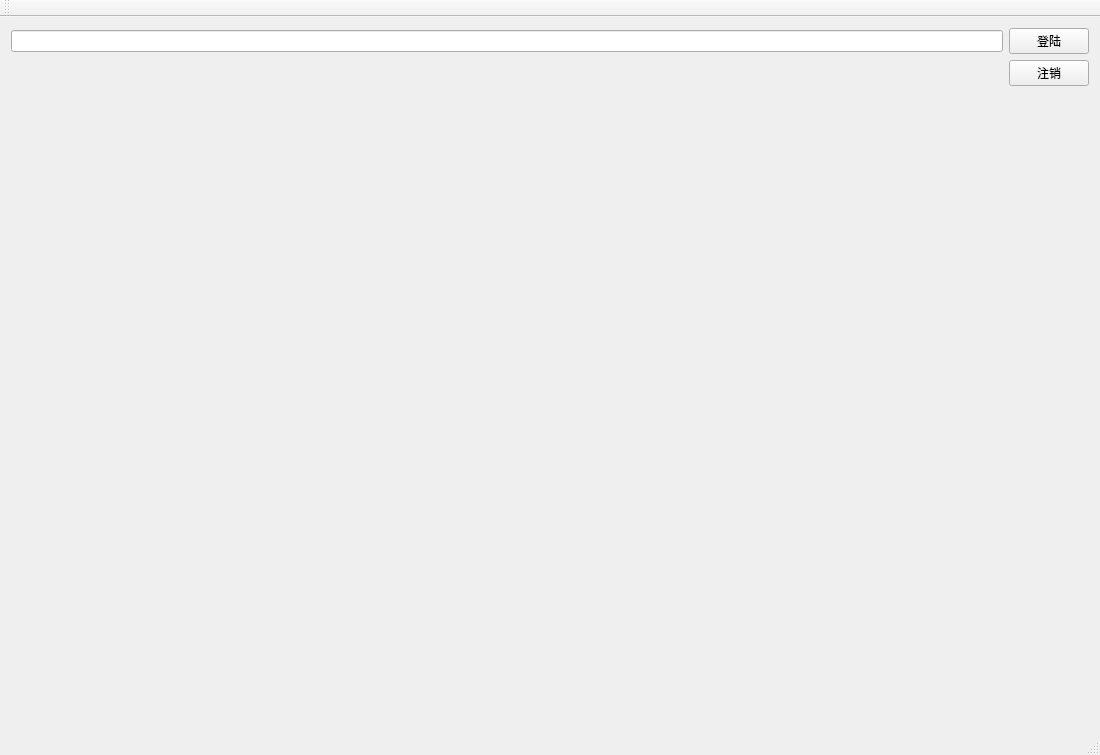
Above: QCustomGUI/tpvs17/customGUIDemo/customGUIDemo.ui from ydpan/ydpanProject before the change. Below: the same form after it.
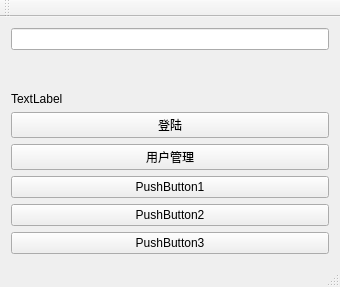
That is the form after the change.

Commit message: 添加用户管理模块

Patch:
```diff
--- a/QCustomGUI/tpvs17/customGUIDemo/customGUIDemo.ui
+++ b/QCustomGUI/tpvs17/customGUIDemo/customGUIDemo.ui
@@ -6,8 +6,8 @@
    <rect>
     <x>0</x>
     <y>0</y>
-    <width>1100</width>
-    <height>755</height>
+    <width>340</width>
+    <height>287</height>
    </rect>
   </property>
   <property name="windowTitle">
@@ -16,25 +16,53 @@
   <widget class="QWidget" name="centralWidget">
    <layout class="QGridLayout" name="gridLayout">
     <item row="3" column="0">
-     <widget class="QWidget" name="widget_2" native="true"/>
-    </item>
-    <item row="2" column="0">
      <widget class="QWidget" name="widget" native="true"/>
     </item>
-    <item row="0" column="0">
+    <item row="7" column="0">
+     <widget class="QWidget" name="widget_2" native="true"/>
+    </item>
+    <item row="1" column="0">
      <widget class="QLineEdit" name="lineEdit"/>
     </item>
-    <item row="0" column="1">
-     <widget class="QPushButton" name="m_pbLogin">
+    <item row="9" column="0">
+     <widget class="QPushButton" name="m_pbLogin_Out">
       <property name="text">
        <string>登陆</string>
       </property>
      </widget>
     </item>
-    <item row="1" column="1">
-     <widget class="QPushButton" name="m_pbLogOut">
+    <item row="8" column="0">
+     <widget class="QLabel" name="label">
       <property name="text">
-       <string>注销</string>
+       <string>TextLabel</string>
+      </property>
+     </widget>
+    </item>
+    <item row="11" column="0">
+     <widget class="QPushButton" name="pushButton">
+      <property name="text">
+       <string>PushButton1</string>
+      </property>
+     </widget>
+    </item>
+    <item row="12" column="0">
+     <widget class="QPushButton" name="pushButton_2">
+      <property name="text">
+       <string>PushButton2</string>
+      </property>
+     </widget>
+    </item>
+    <item row="13" column="0">
+     <widget class="QPushButton" name="pushButton_3">
+      <property name="text">
+       <string>PushButton3</string>
+      </property>
+     </widget>
+    </item>
+    <item row="10" column="0">
+     <widget class="QPushButton" name="m_pbUserMgr">
+      <property name="text">
+       <string>用户管理</string>
       </property>
      </widget>
     </item>
```
Left out of the diff: 4 changed lines with no effect on the pictures. The commit also changes 27 other files.
